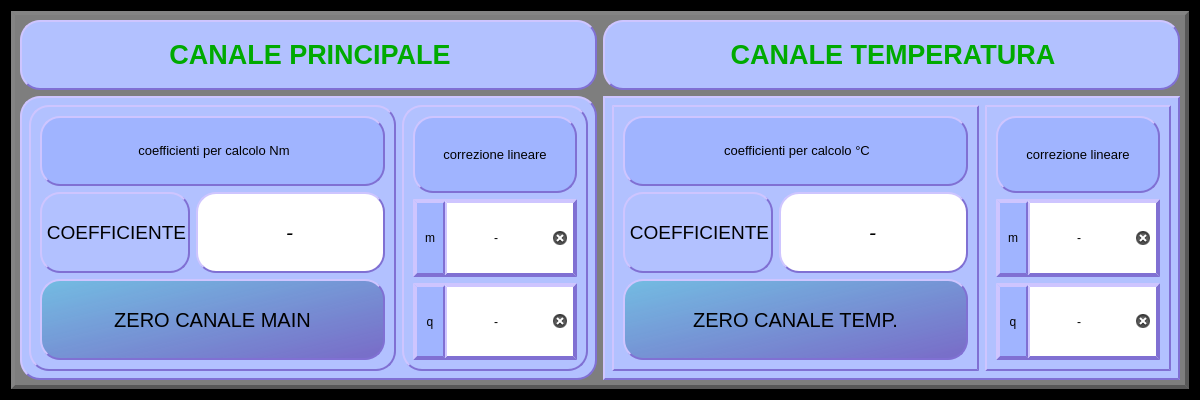
First picture: the form in Qt Creator/dialog_setup_SG600.ui, repository Mixer97/tesi_triennale, before the edit.
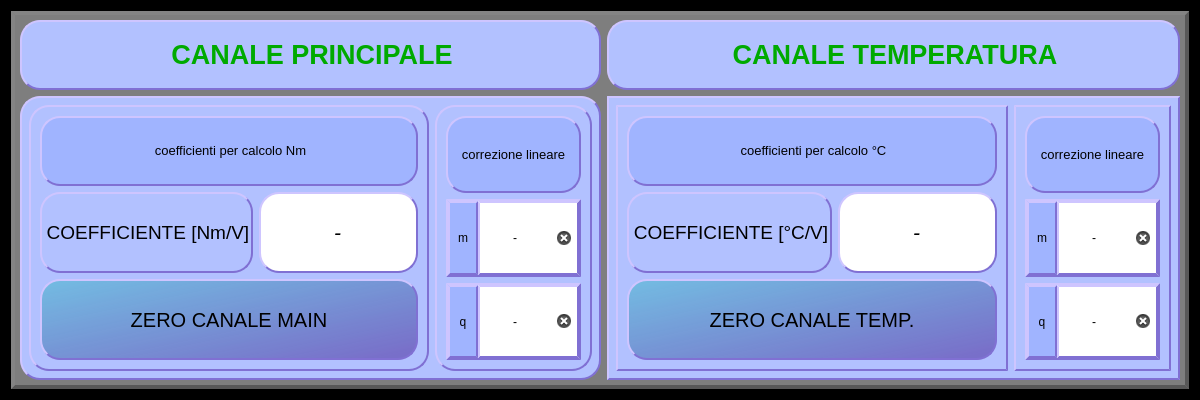
Second picture: the form after the edit.

What changed in the file:
```diff
--- a/Qt Creator/dialog_setup_SG600.ui
+++ b/Qt Creator/dialog_setup_SG600.ui
@@ -130,7 +130,10 @@
 </string>
                   </property>
                   <property name="text">
-                   <string>&lt;html&gt;&lt;head/&gt;&lt;body&gt;&lt;p align=&quot;center&quot;&gt;&lt;span style=&quot; font-size:14pt;&quot;&gt;COEFFICIENTE&lt;/span&gt;&lt;/p&gt;&lt;/body&gt;&lt;/html&gt;</string>
+                   <string>&lt;html&gt;&lt;head/&gt;&lt;body&gt;&lt;p align=&quot;center&quot;&gt;&lt;span style=&quot; font-size:14pt;&quot;&gt;COEFFICIENTE [Nm/V]&lt;/span&gt;&lt;/p&gt;&lt;/body&gt;&lt;/html&gt;</string>
+                  </property>
+                  <property name="margin">
+                   <number>5</number>
                   </property>
                  </widget>
                 </item>
@@ -287,6 +290,12 @@
                 <property name="alignment">
                  <set>Qt::AlignCenter</set>
                 </property>
+                <property name="margin">
+                 <number>5</number>
+                </property>
+                <property name="indent">
+                 <number>-1</number>
+                </property>
                </widget>
               </item>
               <item>
@@ -529,7 +538,10 @@
 </string>
                   </property>
                   <property name="text">
-                   <string>&lt;html&gt;&lt;head/&gt;&lt;body&gt;&lt;p align=&quot;center&quot;&gt;&lt;span style=&quot; font-size:14pt;&quot;&gt;COEFFICIENTE&lt;/span&gt;&lt;/p&gt;&lt;/body&gt;&lt;/html&gt;</string>
+                   <string>&lt;html&gt;&lt;head/&gt;&lt;body&gt;&lt;p align=&quot;center&quot;&gt;&lt;span style=&quot; font-size:14pt;&quot;&gt;COEFFICIENTE [°C/V]&lt;/span&gt;&lt;/p&gt;&lt;/body&gt;&lt;/html&gt;</string>
+                  </property>
+                  <property name="margin">
+                   <number>5</number>
                   </property>
                  </widget>
                 </item>
@@ -683,6 +695,9 @@
                 <property name="alignment">
                  <set>Qt::AlignCenter</set>
                 </property>
+                <property name="margin">
+                 <number>5</number>
+                </property>
                </widget>
               </item>
               <item>
```
